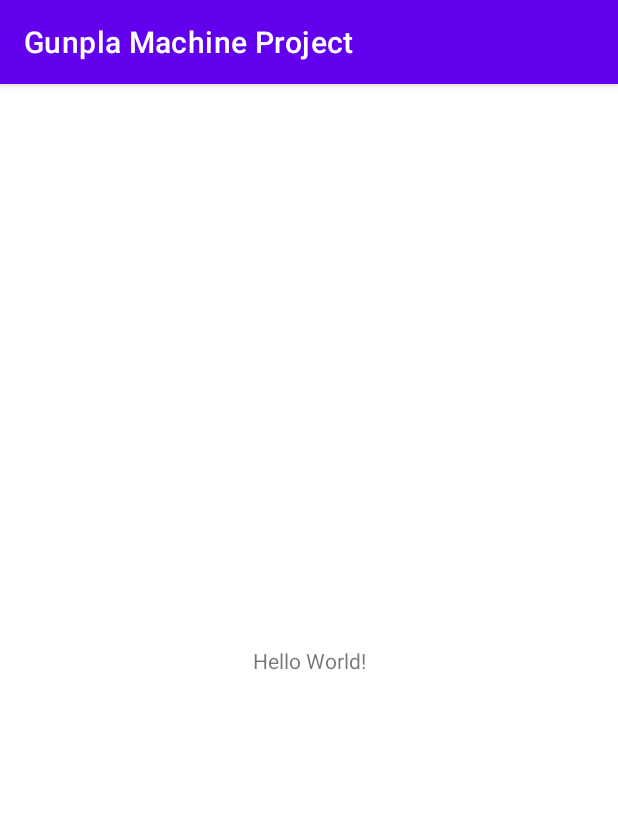
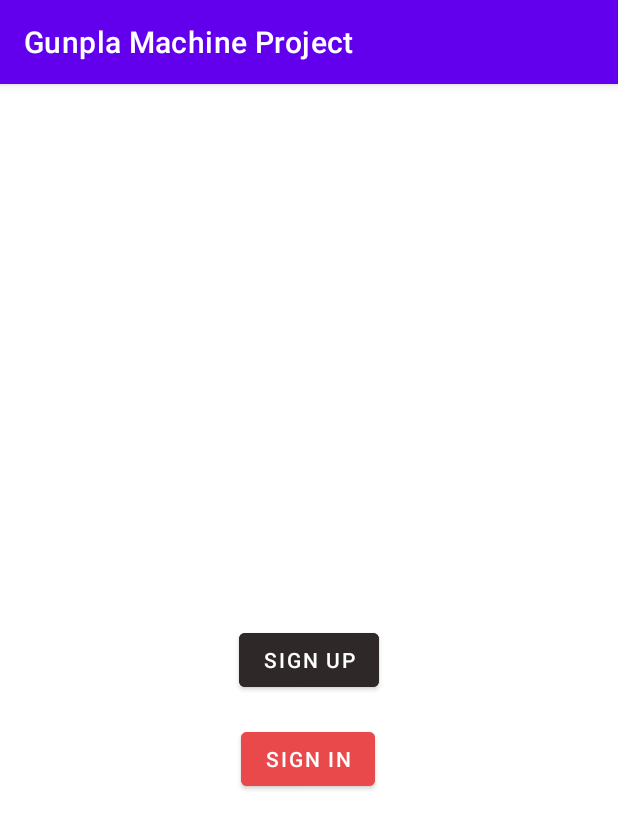
Before and after one commit to Cotrii/Gunpla-Machine-Project, an Android app: the screen it shows after launch (MainActivity), on a phone screen of 412 x 824 dp. Shown: the top 829 px of the screen. Run offline under Robolectric (Android 15) with nearby library versions, the phone set to English and light mode, and no system bars.

Commit message:
Added activity_login.xml with launcher

```diff
--- a/app/src/main/AndroidManifest.xml
+++ b/app/src/main/AndroidManifest.xml
@@ -12,6 +12,9 @@
         android:theme="@style/Theme.GunplaMachineProject"
         tools:targetApi="31">
         <activity
+            android:name=".LoginActivity"
+            android:exported="false" />
+        <activity
             android:name=".MainActivity"
             android:exported="true">
             <intent-filter>
--- a/app/src/main/java/com/mobdeve/gunplamp/MainActivity.kt
+++ b/app/src/main/java/com/mobdeve/gunplamp/MainActivity.kt
@@ -1,7 +1,12 @@
 package com.mobdeve.gunplamp
 
+import android.content.Intent
 import androidx.appcompat.app.AppCompatActivity
 import android.os.Bundle
+import android.view.View
+import androidx.activity.result.ActivityResult
+import androidx.activity.result.contract.ActivityResultContracts
+import com.mobdeve.gunplamp.databinding.ActivityMainBinding
 
 class MainActivity : AppCompatActivity() {
 
@@ -9,8 +14,26 @@ class MainActivity : AppCompatActivity() {
         private val data = ArrayList<User>()
     }
 
+    private val loginResultLauncher = registerForActivityResult(
+        ActivityResultContracts.StartActivityForResult()
+    ) {result: ActivityResult ->
+
+        if (result.resultCode == RESULT_OK) {
+            //TODO
+        }
+    }
+
     override fun onCreate(savedInstanceState: Bundle?) {
         super.onCreate(savedInstanceState)
-        setContentView(R.layout.activity_main)
+
+        val viewBinding : ActivityMainBinding = ActivityMainBinding.inflate(layoutInflater)
+        setContentView(viewBinding.root)
+
+        viewBinding.btnLogin.setOnClickListener(View.OnClickListener {
+            val intent = Intent(applicationContext, LoginActivity::class.java)
+            loginResultLauncher.launch(intent)
+        })
+
+
     }
 }
--- a/app/src/main/res/layout/activity_main.xml
+++ b/app/src/main/res/layout/activity_main.xml
@@ -6,13 +6,27 @@
     android:layout_height="match_parent"
     tools:context=".MainActivity">
 
-    <TextView
+    <Button
+        android:id="@+id/btn_signUp"
         android:layout_width="wrap_content"
         android:layout_height="wrap_content"
-        android:text="Hello World!"
+        android:backgroundTint="#2E2828"
+        android:text="Sign Up"
         app:layout_constraintBottom_toBottomOf="parent"
         app:layout_constraintEnd_toEndOf="parent"
         app:layout_constraintStart_toStartOf="parent"
         app:layout_constraintTop_toTopOf="parent" />
 
+    <Button
+        android:id="@+id/btn_login"
+        android:layout_width="wrap_content"
+        android:layout_height="wrap_content"
+        android:backgroundTint="#E9494A"
+        android:text="Sign In"
+        app:layout_constraintBottom_toBottomOf="parent"
+        app:layout_constraintEnd_toEndOf="parent"
+        app:layout_constraintHorizontal_bias="0.498"
+        app:layout_constraintStart_toStartOf="parent"
+        app:layout_constraintTop_toBottomOf="@+id/btn_signUp"
+        app:layout_constraintVertical_bias="0.058" />
 </androidx.constraintlayout.widget.ConstraintLayout>
```
Also changed, not shown: app/src/main/java/com/mobdeve/gunplamp/LoginActivity.kt (added, +19 -0 lines), app/src/main/res/layout/activity_login.xml (renamed from app/src/main/res/layout/activity_register.xml).
